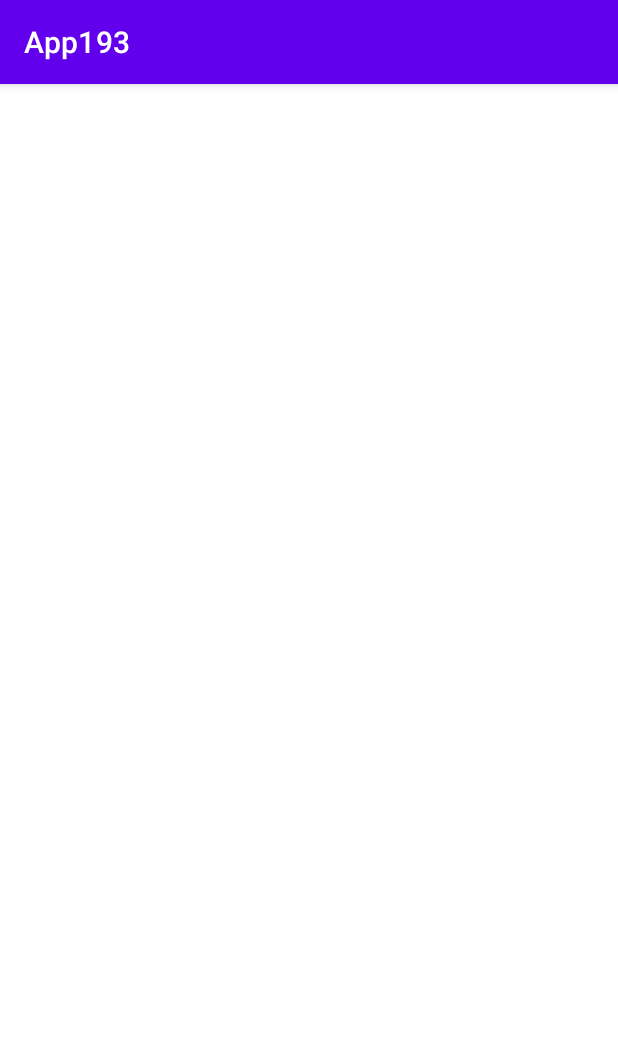
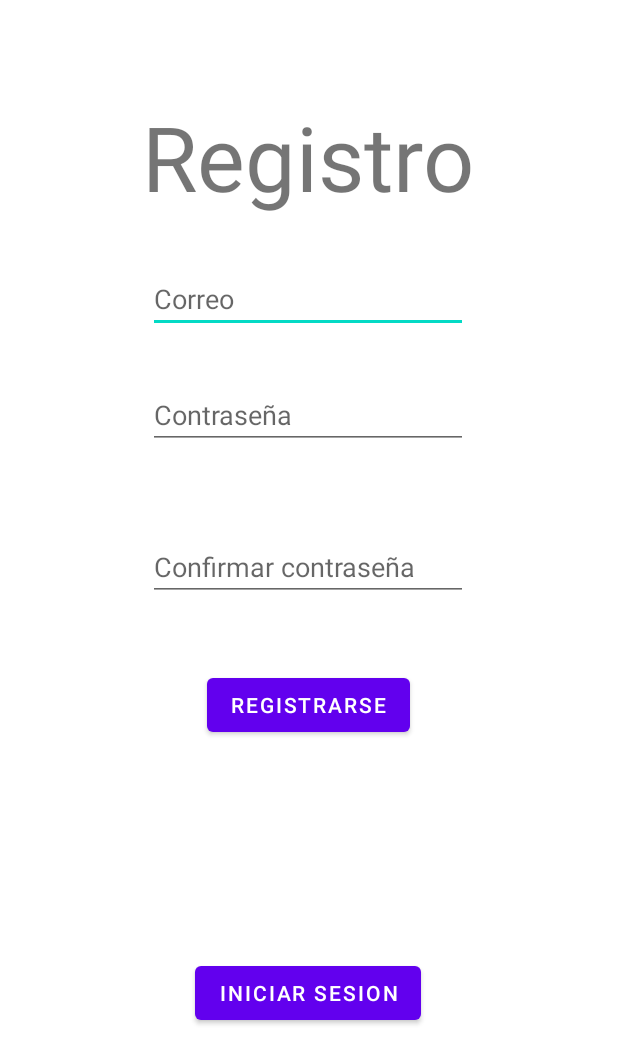
Before and after one commit to VictorG222/Android-UwU-con-Java, an Android app: the Register screen opened directly, with no data from a screen before it, on a phone screen of 412 x 824 dp. Shown: the top 1064 px of the screen. Run offline under Robolectric (Android 15) with nearby library versions, the phone set to English and light mode, and no system bars.

Commit message:
Login y registro

```diff
--- a/App193/app/src/main/java/com/victor/app193/Authentication/Register.java
+++ b/App193/app/src/main/java/com/victor/app193/Authentication/Register.java
@@ -2,13 +2,46 @@ package com.victor.app193.Authentication;
 
 import androidx.appcompat.app.AppCompatActivity;
 
+import android.content.Intent;
 import android.os.Bundle;
+import android.view.View;
+import android.widget.Button;
+import android.widget.EditText;
+
+import com.victor.app193.R;
 
 public class Register extends AppCompatActivity {
+
+    Button login, register;
+    EditText textoCorreo, textoPassword, textoPasswordConfirmar;
 
     @Override
     protected void onCreate(Bundle savedInstanceState) {
         super.onCreate(savedInstanceState);
         setContentView(R.layout.activity_register);
+
+        login = findViewById(R.id.btnLoginRegistro);
+        register = findViewById(R.id.btnRegistroRegistro);
+        textoCorreo = findViewById(R.id.correoRegistro);
+        textoPassword = findViewById(R.id.contraseniaRegistro);
+        textoPasswordConfirmar = findViewById(R.id.contraseniaConfirmarRegistro);
+
+        login.setOnClickListener(new View.OnClickListener() {
+            @Override
+            public void onClick(View view) {metodoExplicito(); }
+        });
+
+//        register.setOnClickListener(new View.OnClickListener() {
+//            @Override
+//            public void onClick(View view) {
+//                metodoExplicito();
+//            }
+//        });
+    }
+
+    private void metodoExplicito(){
+        Intent intent = new Intent(Register.this, Login.class);
+        startActivity(intent);
+        finish();
     }
 }
--- a/App193/app/src/main/res/layout/activity_register.xml
+++ b/App193/app/src/main/res/layout/activity_register.xml
@@ -6,4 +6,76 @@
     android:layout_height="match_parent"
     tools:context=".Authentication.Register">
 
+    <TextView
+        android:id="@+id/textView3"
+        android:layout_width="wrap_content"
+        android:layout_height="wrap_content"
+        android:layout_marginTop="64dp"
+        android:text="Registro"
+        android:textSize="60sp"
+        app:layout_constraintEnd_toEndOf="parent"
+        app:layout_constraintHorizontal_bias="0.498"
+        app:layout_constraintStart_toStartOf="parent"
+        app:layout_constraintTop_toTopOf="parent" />
+
+    <EditText
+        android:id="@+id/correoRegistro"
+        android:layout_width="wrap_content"
+        android:layout_height="wrap_content"
+        android:layout_marginTop="32dp"
+        android:ems="10"
+        android:hint="Correo"
+        android:inputType="textPersonName"
+        app:layout_constraintEnd_toEndOf="parent"
+        app:layout_constraintHorizontal_bias="0.497"
+        app:layout_constraintStart_toStartOf="parent"
+        app:layout_constraintTop_toBottomOf="@+id/textView3" />
+
+    <EditText
+        android:id="@+id/contraseniaRegistro"
+        android:layout_width="wrap_content"
+        android:layout_height="wrap_content"
+        android:layout_marginTop="32dp"
+        android:ems="10"
+        android:hint="Contraseña"
+        android:inputType="textPassword"
+        app:layout_constraintEnd_toEndOf="parent"
+        app:layout_constraintHorizontal_bias="0.497"
+        app:layout_constraintStart_toStartOf="parent"
+        app:layout_constraintTop_toBottomOf="@+id/correoRegistro" />
+
+    <EditText
+        android:id="@+id/contraseniaConfirmarRegistro"
+        android:layout_width="wrap_content"
+        android:layout_height="wrap_content"
+        android:layout_marginTop="56dp"
+        android:ems="10"
+        android:hint="Confirmar contraseña"
+        android:inputType="textPassword"
+        app:layout_constraintEnd_toEndOf="parent"
+        app:layout_constraintHorizontal_bias="0.497"
+        app:layout_constraintStart_toStartOf="parent"
+        app:layout_constraintTop_toBottomOf="@+id/contraseniaRegistro" />
+
+    <Button
+        android:id="@+id/btnLoginRegistro"
+        android:layout_width="wrap_content"
+        android:layout_height="wrap_content"
+        android:layout_marginTop="144dp"
+        android:text="Iniciar sesion"
+        app:layout_constraintEnd_toEndOf="parent"
+        app:layout_constraintHorizontal_bias="0.498"
+        app:layout_constraintStart_toStartOf="parent"
+        app:layout_constraintTop_toBottomOf="@+id/btnRegistroRegistro" />
+
+    <Button
+        android:id="@+id/btnRegistroRegistro"
+        android:layout_width="wrap_content"
+        android:layout_height="wrap_content"
+        android:layout_marginTop="224dp"
+        android:text="Registrarse"
+        app:layout_constraintEnd_toEndOf="parent"
+        app:layout_constraintHorizontal_bias="0.498"
+        app:layout_constraintStart_toStartOf="parent"
+        app:layout_constraintTop_toBottomOf="@+id/correoRegistro" />
 </androidx.constraintlayout.widget.ConstraintLayout>
--- a/App193/app/src/main/res/values-night/themes.xml
+++ b/App193/app/src/main/res/values-night/themes.xml
@@ -1,6 +1,6 @@
 <resources xmlns:tools="http://schemas.android.com/tools">
     <!-- Base application theme. -->
-    <style name="Theme.App193" parent="Theme.MaterialComponents.DayNight.DarkActionBar">
+    <style name="Theme.App193" parent="Theme.MaterialComponents.DayNight.NoActionBar">
         <!-- Primary brand color. -->
         <item name="colorPrimary">@color/purple_200</item>
         <item name="colorPrimaryVariant">@color/purple_700</item>
--- a/App193/app/src/main/res/values/themes.xml
+++ b/App193/app/src/main/res/values/themes.xml
@@ -1,6 +1,6 @@
 <resources xmlns:tools="http://schemas.android.com/tools">
     <!-- Base application theme. -->
-    <style name="Theme.App193" parent="Theme.MaterialComponents.DayNight.DarkActionBar">
+    <style name="Theme.App193" parent="Theme.MaterialComponents.DayNight.NoActionBar">
         <!-- Primary brand color. -->
         <item name="colorPrimary">@color/purple_500</item>
         <item name="colorPrimaryVariant">@color/purple_700</item>
```
Also changed, not shown: App193/app/src/main/java/com/victor/app193/Authentication/Login.java (+32 -0 lines), App193/app/src/main/res/layout/activity_login.xml (+60 -0 lines).
